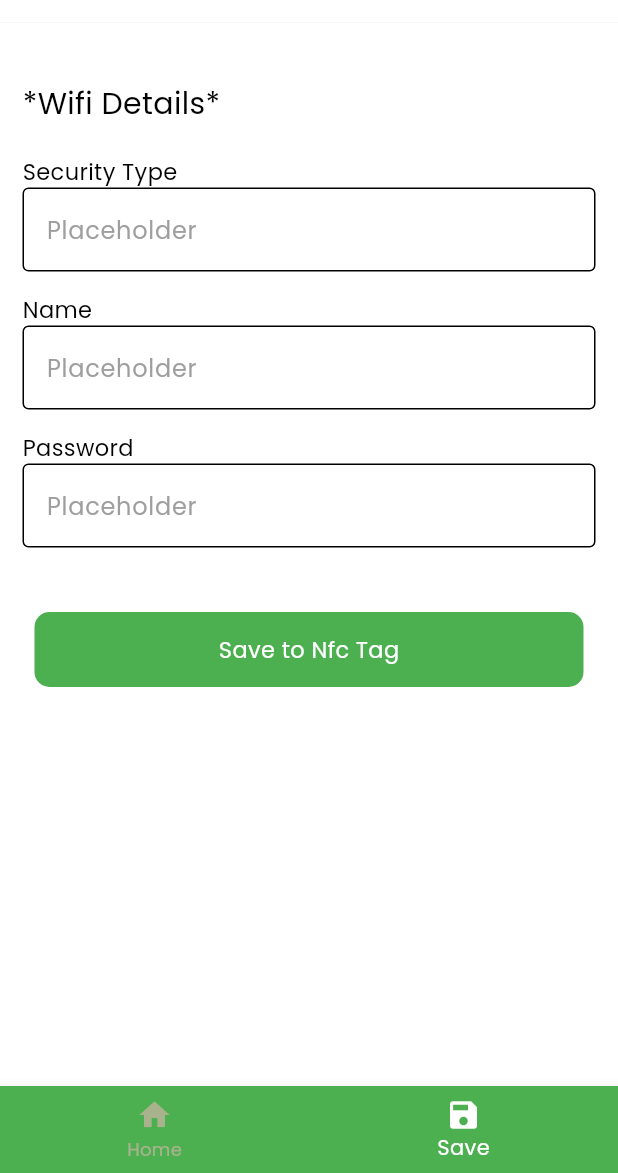
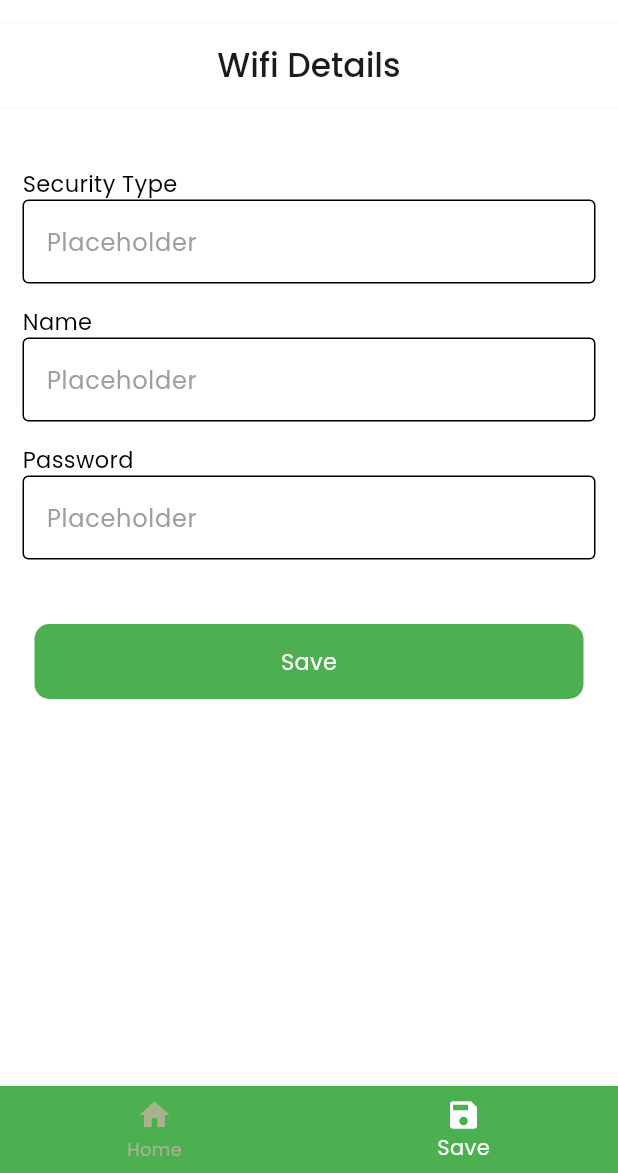
Before and after one commit to MrKhay/wifi_picker, a Flutter app: the screen it shows after launch, item 2 of the bottom bar chosen, on a phone screen of 412 x 824 dp, the part 63-1236 px from its top. Run offline on Flutter 3.47's test engine with Material 3 defaults, Android fonts, the phone set to English and light mode, and no system bars; our stand-ins replace flutter_riverpod, google_fonts, riverpod_annotation; missing offline and left inert: observe_internet_connectivity; generated files the repository leaves out were written again; Roboto replaces fonts that are missing (Redressed).

Commit message:
refact: update ui design

```diff
--- a/lib/features/home/presentation/screens/write_nfc.dart
+++ b/lib/features/home/presentation/screens/write_nfc.dart
@@ -2,6 +2,7 @@
 
 import 'package:flutter/material.dart';
 
+import '../../../features.dart';
 import '../widgets/button_widget.dart';
 import '../widgets/text_font.dart';
 
@@ -45,18 +46,21 @@ class _WritenfcState extends State<Writenfc> {
   @override
   Widget build(BuildContext context) {
     return Scaffold(
-      backgroundColor: Colors.white,
+      appBar: appBar(
+        context: context,
+        centerTitle: true,
+        title: 'Wifi Details',
+        style: context.textTheme.titleLarge?.copyWith(
+          fontWeight: FontWeight.w500,
+        ),
+      ),
+      backgroundColor: context.colorScheme.surface,
       body: SafeArea(
           child: Padding(
         padding: const EdgeInsets.fromLTRB(15, 40, 15, 5),
         child: Column(
           crossAxisAlignment: CrossAxisAlignment.start,
           children: <Widget>[
-            Text('*Wifi Details*',
-                style: textfont(20, FontWeight.normal, Colors.black)),
-            const SizedBox(
-              height: 20,
-            ),
             Form(
                 key: _formkey,
                 child: Column(
@@ -109,7 +113,7 @@ class _WritenfcState extends State<Writenfc> {
                 },
                 width: MediaQuery.of(context).size.width,
                 height: 50,
-                text: 'Save to Nfc Tag')
+                text: 'Save')
           ],
         ),
       )),
```
